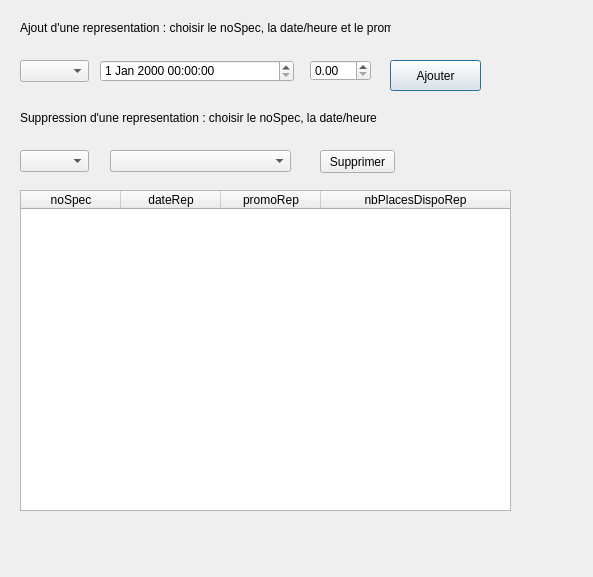
Qt form gui/fct_comp_7.ui (Angrycranberie/CEBD-Projet_theatre) before a commit.
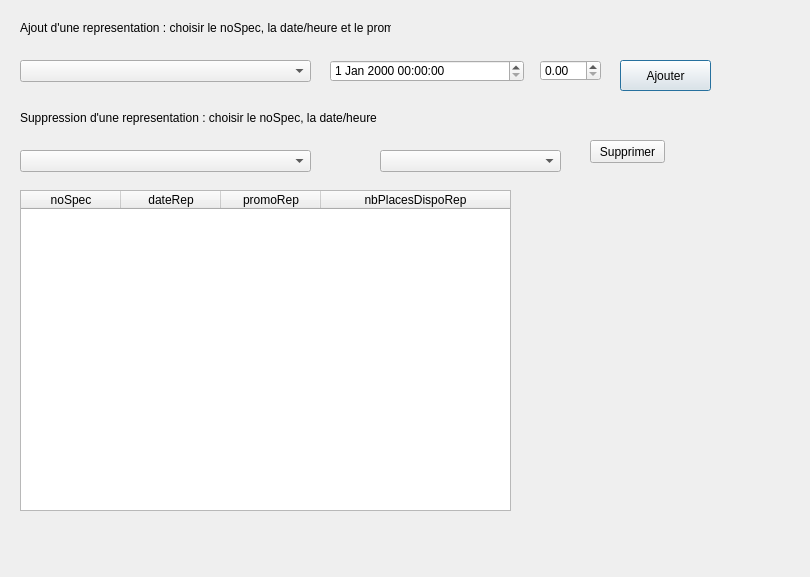
The same form after that commit.

```diff
--- a/gui/fct_comp_7.ui
+++ b/gui/fct_comp_7.ui
@@ -6,7 +6,7 @@
    <rect>
     <x>0</x>
     <y>0</y>
-    <width>593</width>
+    <width>810</width>
     <height>577</height>
    </rect>
   </property>
@@ -16,7 +16,7 @@
   <widget class="QPushButton" name="pushButton">
    <property name="geometry">
     <rect>
-     <x>390</x>
+     <x>620</x>
      <y>60</y>
      <width>91</width>
      <height>31</height>
@@ -96,7 +96,7 @@
     <rect>
      <x>20</x>
      <y>60</y>
-     <width>69</width>
+     <width>291</width>
      <height>22</height>
     </rect>
    </property>
@@ -104,7 +104,7 @@
   <widget class="QDoubleSpinBox" name="doubleSpinBox">
    <property name="geometry">
     <rect>
-     <x>310</x>
+     <x>540</x>
      <y>60</y>
      <width>61</width>
      <height>21</height>
@@ -114,7 +114,7 @@
   <widget class="QDateTimeEdit" name="dateTimeEdit">
    <property name="geometry">
     <rect>
-     <x>100</x>
+     <x>330</x>
      <y>60</y>
      <width>194</width>
      <height>22</height>
@@ -124,8 +124,8 @@
   <widget class="QPushButton" name="pushButton_3">
    <property name="geometry">
     <rect>
-     <x>320</x>
-     <y>150</y>
+     <x>590</x>
+     <y>140</y>
      <width>75</width>
      <height>23</height>
     </rect>
@@ -137,7 +137,7 @@
   <widget class="QComboBox" name="comboBox_2">
    <property name="geometry">
     <rect>
-     <x>110</x>
+     <x>380</x>
      <y>150</y>
      <width>181</width>
      <height>22</height>
@@ -149,7 +149,7 @@
     <rect>
      <x>20</x>
      <y>150</y>
-     <width>69</width>
+     <width>291</width>
      <height>22</height>
     </rect>
    </property>
```
Left out of the diff: 45 changed lines with no effect on the pictures.
